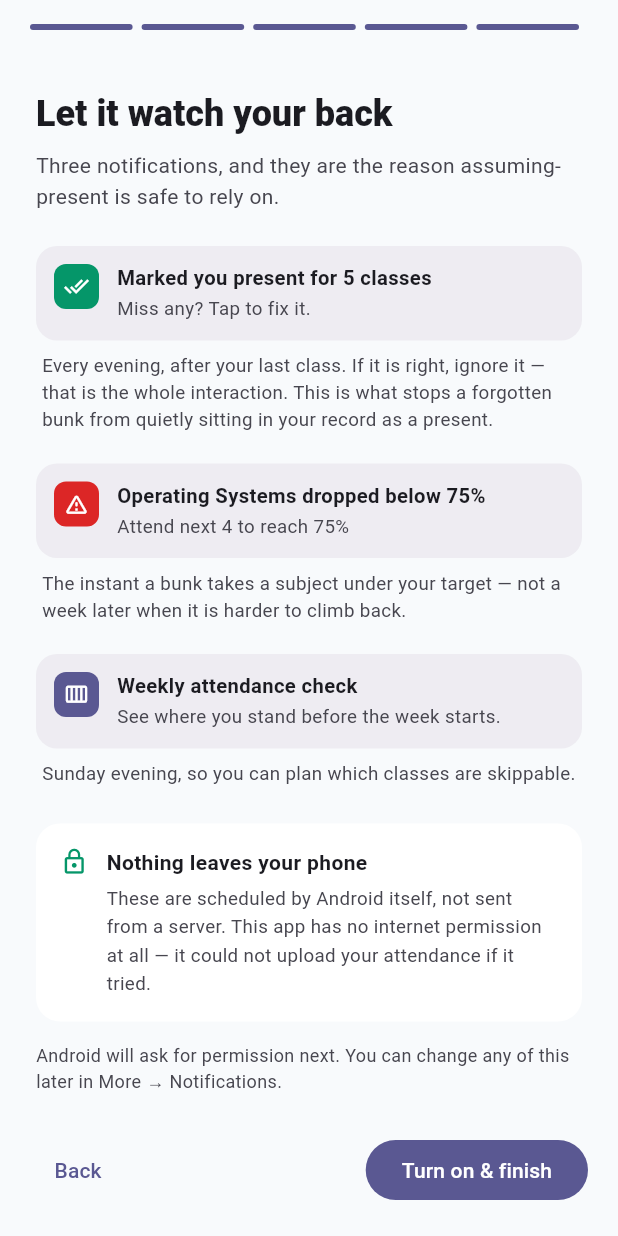
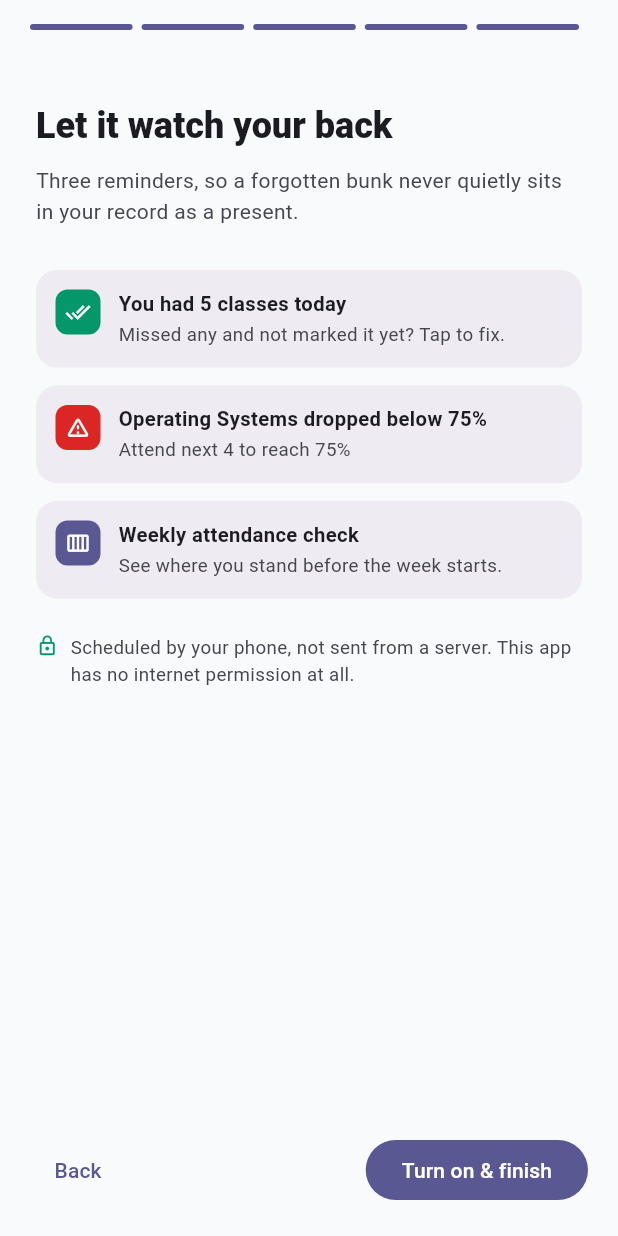
Before and after one commit to aryanjsawant/ProxyMate---University-Attendance-Marker, a Flutter app: the screen it shows after launch, swiped to page 5, on a phone screen of 412 x 824 dp. Run offline on Flutter 3.47's test engine with Material 3 defaults, Android fonts, the phone set to English and light mode, and no system bars; our stand-ins replace flutter_local_notifications, flutter_riverpod, flutter_timezone, share_plus, table_calendar, timezone.

Commit message:
Trim the notifications slide
Three example notifications carry the point better than the paragraph of
justification under each one did. Drops the captions and the standalone
privacy card, keeping one line about it being local.

Co-Authored-By: Claude Opus 5 <noreply@anthropic.com>

```diff
--- a/lib/screens/setup/setup_wizard.dart
+++ b/lib/screens/setup/setup_wizard.dart
@@ -749,15 +749,15 @@ class _Legend extends StatelessWidget {
 /// The last slide, immediately before the OS permission prompt fires.
 ///
 /// Placed here deliberately: a permission dialog that arrives with no context
-/// gets denied, and a denied notification permission quietly removes the safety
-/// net that makes assuming-present trustworthy. So this shows the three
-/// notifications as they will actually look, rather than describing them.
+/// gets denied, and a denied notification permission removes the safety net
+/// that makes assuming-present trustworthy. Kept short — three examples say
+/// more than any amount of explanation.
 class _NotificationsPage extends StatelessWidget {
   const _NotificationsPage();
 
   @override
   Widget build(BuildContext context) => ListView(
-    padding: const EdgeInsets.fromLTRB(24, 40, 24, 24),
+    padding: const EdgeInsets.fromLTRB(24, 48, 24, 24),
     children: [
       Text(
         'Let it watch your back',
@@ -765,90 +765,52 @@ class _NotificationsPage extends StatelessWidget {
           fontWeight: FontWeight.w800,
         ),
       ),
-      const SizedBox(height: 8),
+      const SizedBox(height: 10),
       Text(
-        'Three notifications, and they are the reason assuming-present is safe '
-        'to rely on.',
+        'Three reminders, so a forgotten bunk never quietly sits in your '
+        'record as a present.',
         style: TextStyle(
           color: context.colors.onSurfaceVariant,
           height: 1.5,
         ),
       ),
-      const SizedBox(height: 22),
+      const SizedBox(height: 28),
       _NotifPreview(
         icon: Icons.done_all,
         accent: context.risk.safe,
-        title: 'Marked you present for 5 classes',
-        body: 'Miss any? Tap to fix it.',
-        caption:
-            'Every evening, after your last class. If it is right, ignore it — '
-            'that is the whole interaction. This is what stops a forgotten '
-            'bunk from quietly sitting in your record as a present.',
+        title: 'You had 5 classes today',
+        body: 'Missed any and not marked it yet? Tap to fix.',
       ),
       _NotifPreview(
         icon: Icons.warning_amber_rounded,
         accent: context.risk.danger,
         title: 'Operating Systems dropped below 75%',
         body: 'Attend next 4 to reach 75%',
-        caption:
-            'The instant a bunk takes a subject under your target — not a week '
-            'later when it is harder to climb back.',
       ),
       _NotifPreview(
         icon: Icons.calendar_view_week,
         accent: context.colors.primary,
         title: 'Weekly attendance check',
         body: 'See where you stand before the week starts.',
-        caption: 'Sunday evening, so you can plan which classes are skippable.',
       ),
-      const SizedBox(height: 4),
-      Card(
-        child: Padding(
-          padding: const EdgeInsets.all(16),
-          child: Row(
+      const SizedBox(height: 12),
+      Row(
         crossAxisAlignment: CrossAxisAlignment.start,
         children: [
-              Icon(
-                Icons.lock_outline,
-                size: 19,
-                color: context.risk.safe,
-              ),
-              const SizedBox(width: 12),
+          Icon(Icons.lock_outline, size: 15, color: context.risk.safe),
+          const SizedBox(width: 8),
           Expanded(
-                child: Column(
-                  crossAxisAlignment: CrossAxisAlignment.start,
-                  children: [
-                    const Text(
-                      'Nothing leaves your phone',
-                      style: TextStyle(fontWeight: FontWeight.w700),
-                    ),
-                    const SizedBox(height: 4),
-                    Text(
-                      'These are scheduled by Android itself, not sent from a '
-                      'server. This app has no internet permission at all — it '
-                      'could not upload your attendance if it tried.',
+            child: Text(
+              'Scheduled by your phone, not sent from a server. This app has '
+              'no internet permission at all.',
               style: TextStyle(
                 fontSize: 12.5,
-                        height: 1.5,
+                height: 1.45,
                 color: context.colors.onSurfaceVariant,
               ),
             ),
-                  ],
-                ),
           ),
         ],
-          ),
-        ),
-      ),
-      const SizedBox(height: 14),
-      Text(
-        'Android will ask for permission next. You can change any of this later '
-        'in More → Notifications.',
-        style: TextStyle(
-          fontSize: 12,
-          height: 1.45,
-          color: context.colors.onSurfaceVariant,
-        ),
       ),
     ],
   );
@@ -859,29 +821,20 @@ class _NotifPreview extends StatelessWidget {
   final Color accent;
   final String title;
   final String body;
-  final String caption;
 
   const _NotifPreview({
     required this.icon,
     required this.accent,
     required this.title,
     required this.body,
-    required this.caption,
   });
 
   @override
-  Widget build(BuildContext context) => Padding(
-    padding: const EdgeInsets.only(bottom: 20),
-    child: Column(
-      crossAxisAlignment: CrossAxisAlignment.start,
-      children: [
-        // A mock notification shade entry, so the value is obvious at a glance.
-        Container(
-          padding: const EdgeInsets.all(12),
+  Widget build(BuildContext context) => Container(
+    margin: const EdgeInsets.only(bottom: 12),
+    padding: const EdgeInsets.all(13),
     decoration: BoxDecoration(
-            color: context.colors.surfaceContainerHighest.withValues(
-              alpha: 0.55,
-            ),
+      color: context.colors.surfaceContainerHighest.withValues(alpha: 0.55),
       borderRadius: BorderRadius.circular(14),
     ),
     child: Row(
@@ -922,20 +875,5 @@ class _NotifPreview extends StatelessWidget {
         ),
       ],
     ),
-        ),
-        const SizedBox(height: 8),
-        Padding(
-          padding: const EdgeInsets.only(left: 4),
-          child: Text(
-            caption,
-            style: TextStyle(
-              fontSize: 12.5,
-              height: 1.45,
-              color: context.colors.onSurfaceVariant,
-            ),
-          ),
-        ),
-      ],
-    ),
   );
 }
```
Lines whose indentation alone changed are shown as unchanged.
